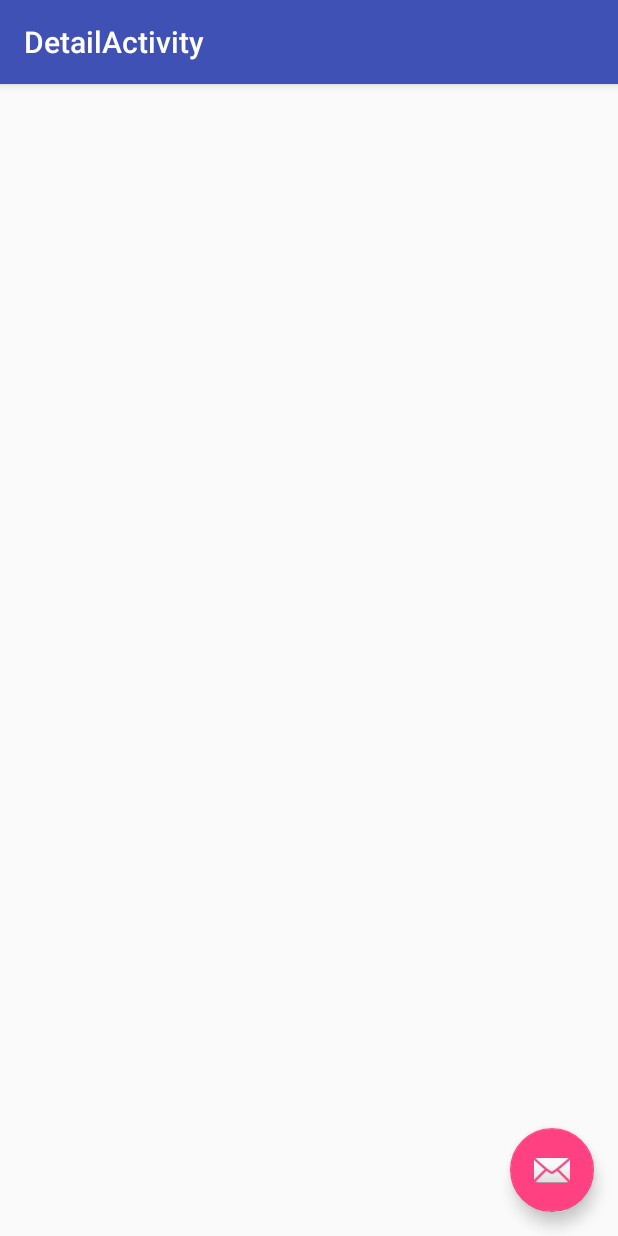
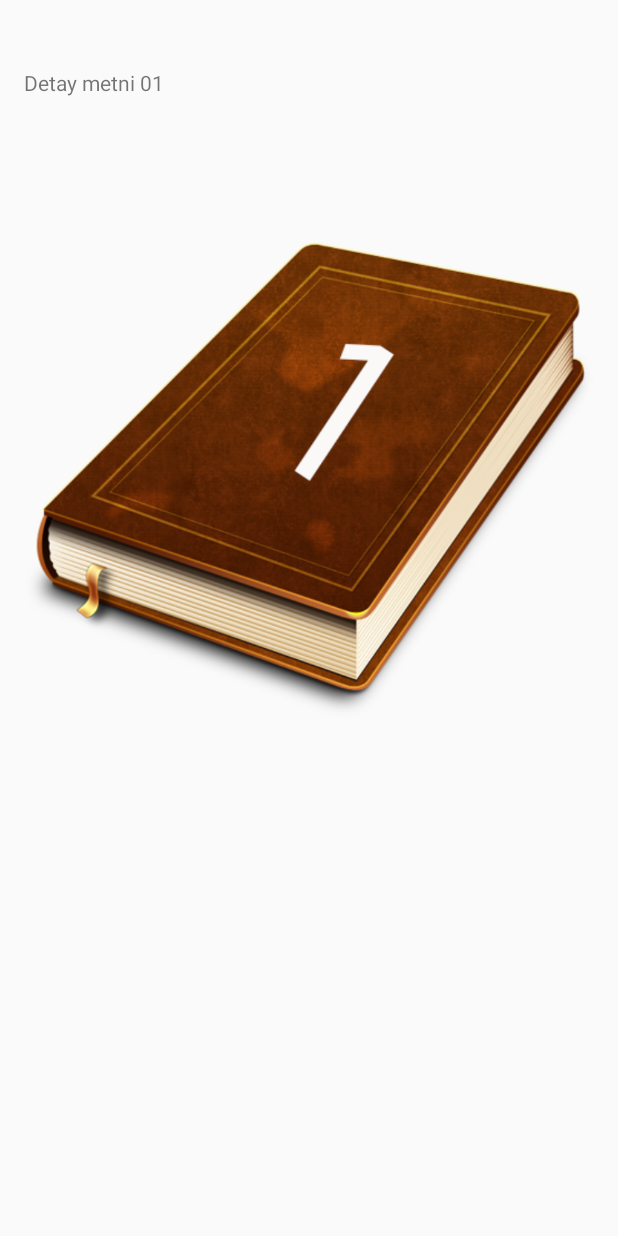
Before and after one commit to orcunmadran/BBY261-ImageWebLink-Android-JAVA, an Android app: the screen it shows after launch (DetailActivity), after a tap on "Kitap 1", on a phone screen of 412 x 824 dp. Run offline under Robolectric (Android 15) with nearby library versions, the phone set to English and light mode, and no system bars.

Commit message:
Uygulama hazır

```diff
--- a/app/src/main/java/net/madran/bby261/imageweblink/DetailActivity.java
+++ b/app/src/main/java/net/madran/bby261/imageweblink/DetailActivity.java
@@ -1,29 +1,68 @@
 package net.madran.bby261.imageweblink;
 
+import android.content.Intent;
+import android.net.Uri;
+import android.support.v7.app.AppCompatActivity;
 import android.os.Bundle;
-import android.support.design.widget.FloatingActionButton;
-import android.support.design.widget.Snackbar;
-import android.support.v7.app.AppCompatActivity;
-import android.support.v7.widget.Toolbar;
 import android.view.View;
+import android.widget.ImageView;
+import android.widget.TextView;
+import android.widget.Toast;
 
 public class DetailActivity extends AppCompatActivity {
+
+    private TextView detayText;
+    private ImageView detayImage;
+
+    //private String[] detayListe;
+    private int[] detayListe;
+    private int[] detayImageListe;
+    private String[] detayUrlListe;
+
+    private String pozisyonAnahtari = "pozisyonAnahtari";
+
+    private int detayPozisyon;
 
     @Override
     protected void onCreate(Bundle savedInstanceState) {
         super.onCreate(savedInstanceState);
         setContentView(R.layout.activity_detail);
-        Toolbar toolbar = (Toolbar) findViewById(R.id.toolbar);
-        setSupportActionBar(toolbar);
 
-        FloatingActionButton fab = (FloatingActionButton) findViewById(R.id.fab);
-        fab.setOnClickListener(new View.OnClickListener() {
+        detayText = (TextView) findViewById(R.id.detayTextView);
+        detayImage = (ImageView) findViewById(R.id.detayImageView);
+
+
+
+        //detayListe = new String[] { "Detay 1", "Detay 2", "Detay 3", "Detay 4", "Detay 5"};
+        detayListe = new int[] {R.string.detail_1, R.string.detail_2,R.string.detail_3, R.string.detail_4, R.string.detail_5};
+        detayImageListe = new int[] {R.drawable.book_a, R.drawable.book_b, R.drawable.book_c, R.drawable.book_d, R.drawable.book_e};
+        detayUrlListe = new String[] {"http://www.idefix.com", "http://www.dr.com.tr", "http://www.ykykultur.com.tr/", "https://www.iskultur.com.tr/", "https://www.amazon.com/"};
+
+        detayPozisyon = getIntent().getIntExtra(pozisyonAnahtari, -1);
+
+
+        if (detayPozisyon == -1) {
+            Toast.makeText(DetailActivity.this, "Hata Var!", Toast.LENGTH_LONG).show();
+        } else {
+            //detayText.setText(detayListe[detayPozisyon]);
+            detayText.setText(detayListe[detayPozisyon]);
+            detayImage.setImageResource(detayImageListe[detayPozisyon]);
+        }
+
+
+        detayImage.setOnClickListener(new View.OnClickListener() {
             @Override
-            public void onClick(View view) {
-                Snackbar.make(view, "Replace with your own action", Snackbar.LENGTH_LONG)
-                        .setAction("Action", null).show();
+            public void onClick(View v) {
+
+                if (detayPozisyon == -1) {
+                    Toast.makeText(DetailActivity.this, "Hata Var!", Toast.LENGTH_LONG).show();
+                } else {
+                    Intent i = new Intent(Intent.ACTION_VIEW, Uri.parse(detayUrlListe[detayPozisyon]));
+                    startActivity(i);
+                }
+
             }
         });
+
     }
-
 }
--- a/app/src/main/res/layout/activity_detail.xml
+++ b/app/src/main/res/layout/activity_detail.xml
@@ -1,34 +1,35 @@
 <?xml version="1.0" encoding="utf-8"?>
-<android.support.design.widget.CoordinatorLayout xmlns:android="http://schemas.android.com/apk/res/android"
+<RelativeLayout xmlns:android="http://schemas.android.com/apk/res/android"
     xmlns:app="http://schemas.android.com/apk/res-auto"
     xmlns:tools="http://schemas.android.com/tools"
+    android:id="@+id/activity_detail"
     android:layout_width="match_parent"
     android:layout_height="match_parent"
-    android:fitsSystemWindows="true"
+    android:paddingBottom="@dimen/activity_vertical_margin"
+    android:paddingLeft="@dimen/activity_horizontal_margin"
+    android:paddingRight="@dimen/activity_horizontal_margin"
+    android:paddingTop="@dimen/activity_vertical_margin"
     tools:context="net.madran.bby261.imageweblink.DetailActivity">
 
-    <android.support.design.widget.AppBarLayout
-        android:layout_width="match_parent"
-        android:layout_height="wrap_content"
-        android:theme="@style/AppTheme.AppBarOverlay">
-
-        <android.support.v7.widget.Toolbar
-            android:id="@+id/toolbar"
-            android:layout_width="match_parent"
-            android:layout_height="?attr/actionBarSize"
-            android:background="?attr/colorPrimary"
-            app:popupTheme="@style/AppTheme.PopupOverlay" />
-
-    </android.support.design.widget.AppBarLayout>
-
-    <include layout="@layout/content_detail" />
-
-    <android.support.design.widget.FloatingActionButton
-        android:id="@+id/fab"
+    <TextView
+        android:text="Bir hata meydana geldi"
         android:layout_width="wrap_content"
         android:layout_height="wrap_content"
-        android:layout_gravity="bottom|end"
-        android:layout_margin="@dimen/fab_margin"
-        app:srcCompat="@android:drawable/ic_dialog_email" />
+        android:layout_alignParentTop="true"
+        android:layout_alignParentLeft="true"
+        android:layout_alignParentStart="true"
+        android:layout_marginTop="29dp"
+        android:id="@+id/detayTextView"
+        android:layout_alignParentRight="true"
+        android:layout_alignParentEnd="true" />
 
-</android.support.design.widget.CoordinatorLayout>
+    <ImageView
+        android:layout_width="wrap_content"
+        android:layout_height="wrap_content"
+        app:srcCompat="@mipmap/ic_launcher"
+        android:layout_below="@+id/detayTextView"
+        android:layout_centerHorizontal="true"
+        android:id="@+id/detayImageView" />
+
+
+</RelativeLayout>
--- a/app/src/main/res/values/strings.xml
+++ b/app/src/main/res/values/strings.xml
@@ -1,4 +1,9 @@
 <resources>
     <string name="app_name">ImageWebLink</string>
     <string name="title_activity_detail">DetailActivity</string>
+    <string name="detail_1">Detay metni 01</string>
+    <string name="detail_2">Detay metni 02</string>
+    <string name="detail_3">Detay metni 03</string>
+    <string name="detail_4">Detay metni 04</string>
+    <string name="detail_5">Detay metni 05</string>
 </resources>
```
Also changed, not shown: app/src/main/res/drawable/book_a.png (added), app/src/main/res/drawable/book_b.png (added), app/src/main/res/drawable/book_c.png (added), app/src/main/res/drawable/book_d.png (added), app/src/main/res/drawable/book_e.png (added).
